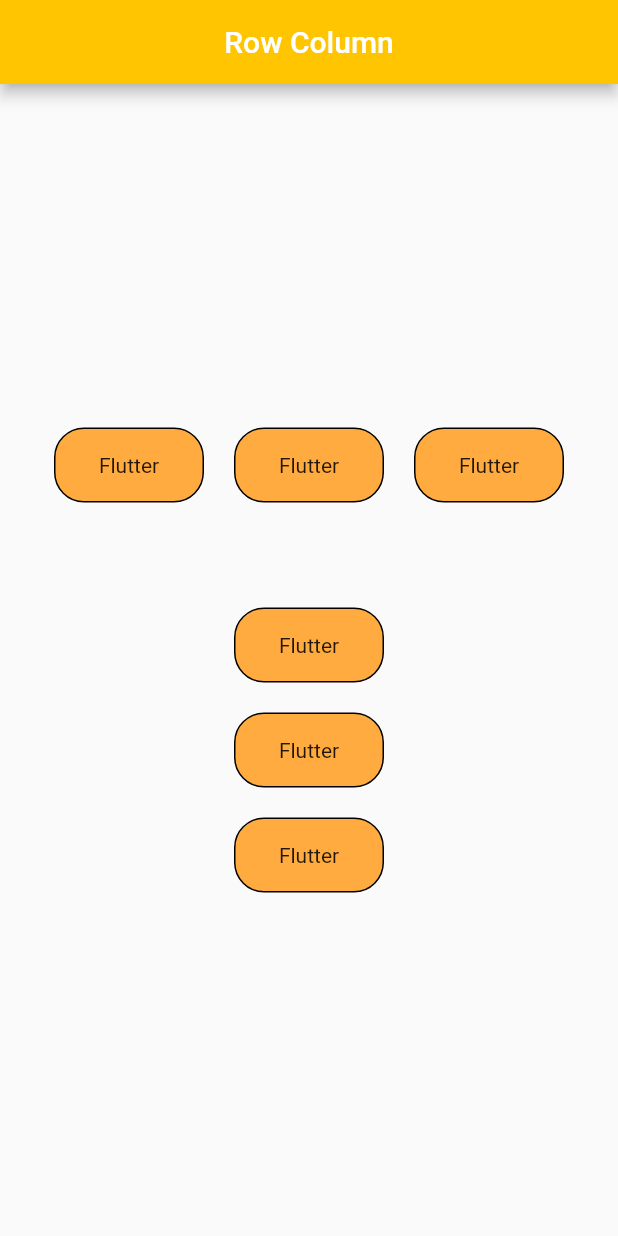
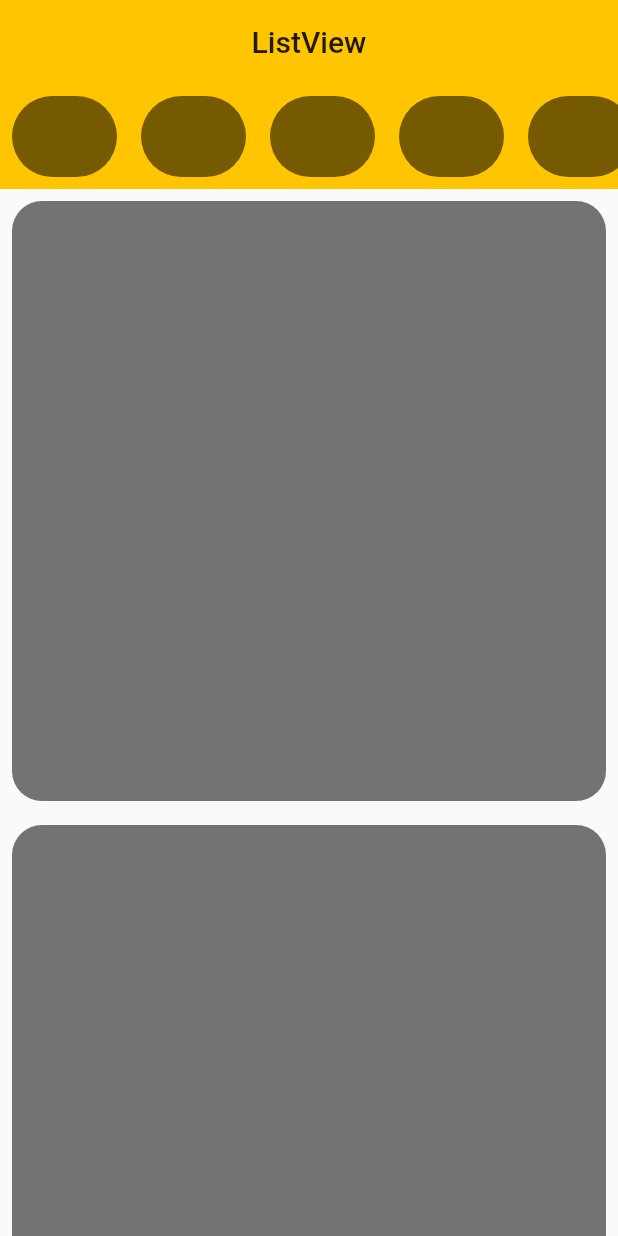
Before and after one commit to navneetprajapati26/flutter_for_beginners, a Flutter app: the screen it shows after launch, on a phone screen of 412 x 824 dp. Run offline on Flutter 3.47's test engine with Material 2 defaults, Android fonts, the phone set to English and light mode, and no system bars.

Commit message:
ListView

```diff
--- /dev/null
+++ b/lib/ListView.dart
@@ -0,0 +1,217 @@
+import 'package:flutter/material.dart';
+
+class ListViewEx extends StatelessWidget {
+  const ListViewEx({Key? key}) : super(key: key);
+
+  @override
+  Widget build(BuildContext context) {
+    return Scaffold(
+      appBar: AppBar(
+        backgroundColor: Color(0xFFFFC500),
+        title: Text("ListView",
+            style: TextStyle(color: Colors.black87, fontSize: 20)),
+        centerTitle: true,
+        elevation: 0,
+      ),
+      body: Column(
+        children: [
+          Container(
+            height: 70,
+            color: Color(0xFFFFC500),
+            child: Expanded(
+              child: ListView(
+                scrollDirection: Axis.horizontal,
+                children: [
+                  Padding(
+                    padding: const EdgeInsets.all(8.0),
+                    child: Container(
+                      height: 70,
+                      width: 70,
+                      decoration: BoxDecoration(
+                        color: Colors.black54,
+                        borderRadius: BorderRadius.circular(50),
+                      ),
+                    ),
+                  ),
+                  Padding(
+                    padding: const EdgeInsets.all(8.0),
+                    child: Container(
+                      height: 70,
+                      width: 70,
+                      decoration: BoxDecoration(
+                        color: Colors.black54,
+                        borderRadius: BorderRadius.circular(50),
+                      ),
+                    ),
+                  ),
+                  Padding(
+                    padding: const EdgeInsets.all(8.0),
+                    child: Container(
+                      height: 70,
+                      width: 70,
+                      decoration: BoxDecoration(
+                        color: Colors.black54,
+                        borderRadius: BorderRadius.circular(50),
+                      ),
+                    ),
+                  ),
+                  Padding(
+                    padding: const EdgeInsets.all(8.0),
+                    child: Container(
+                      height: 70,
+                      width: 70,
+                      decoration: BoxDecoration(
+                        color: Colors.black54,
+                        borderRadius: BorderRadius.circular(50),
+                      ),
+                    ),
+                  ),
+                  Padding(
+                    padding: const EdgeInsets.all(8.0),
+                    child: Container(
+                      height: 70,
+                      width: 70,
+                      decoration: BoxDecoration(
+                        color: Colors.black54,
+                        borderRadius: BorderRadius.circular(50),
+                      ),
+                    ),
+                  ),
+                  Padding(
+                    padding: const EdgeInsets.all(8.0),
+                    child: Container(
+                      height: 70,
+                      width: 70,
+                      decoration: BoxDecoration(
+                        color: Colors.black54,
+                        borderRadius: BorderRadius.circular(50),
+                      ),
+                    ),
+                  ),
+                  Padding(
+                    padding: const EdgeInsets.all(8.0),
+                    child: Container(
+                      height: 70,
+                      width: 70,
+                      decoration: BoxDecoration(
+                        color: Colors.black54,
+                        borderRadius: BorderRadius.circular(50),
+                      ),
+                    ),
+                  ),
+                  Padding(
+                    padding: const EdgeInsets.all(8.0),
+                    child: Container(
+                      height: 70,
+                      width: 70,
+                      decoration: BoxDecoration(
+                        color: Colors.black54,
+                        borderRadius: BorderRadius.circular(50),
+                      ),
+                    ),
+                  )
+                ],
+              ),
+            ),
+          ),
+          Expanded(
+            child: ListView(
+              scrollDirection: Axis.vertical,
+              children: [
+                Padding(
+                  padding: const EdgeInsets.all(8.0),
+                  child: Container(
+                    height: 400,
+                    width: 400,
+                    decoration: BoxDecoration(
+                      color: Colors.black54,
+                      borderRadius: BorderRadius.circular(20),
+                    ),
+                  ),
+                ),
+                Padding(
+                  padding: const EdgeInsets.all(8.0),
+                  child: Container(
+                    height: 400,
+                    width: 400,
+                    decoration: BoxDecoration(
+                      color: Colors.black54,
+                      borderRadius: BorderRadius.circular(20),
+                    ),
+                  ),
+                ),
+                Padding(
+                  padding: const EdgeInsets.all(8.0),
+                  child: Container(
+                    height: 400,
+                    width: 400,
+                    decoration: BoxDecoration(
+                      color: Colors.black54,
+                      borderRadius: BorderRadius.circular(20),
+                    ),
+                  ),
+                ),
+                Padding(
+                  padding: const EdgeInsets.all(8.0),
+                  child: Container(
+                    height: 400,
+                    width: 400,
+                    decoration: BoxDecoration(
+                      color: Colors.black54,
+                      borderRadius: BorderRadius.circular(20),
+                    ),
+                  ),
+                ),
+                Padding(
+                  padding: const EdgeInsets.all(8.0),
+                  child: Container(
+                    height: 400,
+                    width: 400,
+                    decoration: BoxDecoration(
+                      color: Colors.black54,
+                      borderRadius: BorderRadius.circular(20),
+                    ),
+                  ),
+                ),
+                Padding(
+                  padding: const EdgeInsets.all(8.0),
+                  child: Container(
+                    height: 400,
+                    width: 400,
+                    decoration: BoxDecoration(
+                      color: Colors.black54,
+                      borderRadius: BorderRadius.circular(20),
+                    ),
+                  ),
+                ),
+                Padding(
+                  padding: const EdgeInsets.all(8.0),
+                  child: Container(
+                    height: 400,
+                    width: 400,
+                    decoration: BoxDecoration(
+                      color: Colors.black54,
+                      borderRadius: BorderRadius.circular(20),
+                    ),
+                  ),
+                ),
+                Padding(
+                  padding: const EdgeInsets.all(8.0),
+                  child: Container(
+                    height: 400,
+                    width: 400,
+                    decoration: BoxDecoration(
+                      color: Colors.black54,
+                      borderRadius: BorderRadius.circular(20),
+                    ),
+                  ),
+                ),
+
+              ],
+            ),
+          )
+        ],
+      ),
+    );
+  }
+}
--- a/lib/main.dart
+++ b/lib/main.dart
@@ -3,6 +3,7 @@ import 'package:flutter/material.dart';
 import 'package:flutter/services.dart';
 import 'package:youtube/text_wig.dart';
 
+import 'ListView.dart';
 import 'home.dart';
 import 'row_and_cul.dart';
 
@@ -26,7 +27,7 @@ class MyApp extends StatelessWidget {
       theme: ThemeData(
         primarySwatch: Colors.blue,
       ),
-      home:  RowCol(),
+      home: ListViewEx(),
       // home: Scaffold(
       //   backgroundColor: CupertinoColors.secondaryLabel,
       // ),
--- a/lib/row_and_cul.dart
+++ b/lib/row_and_cul.dart
@@ -96,6 +96,7 @@ class RowCol extends StatelessWidget {
                   alignment: Alignment.center,
                   child: Text("Flutter"),
                 ),
+
               ],
             ),
           ],
```
